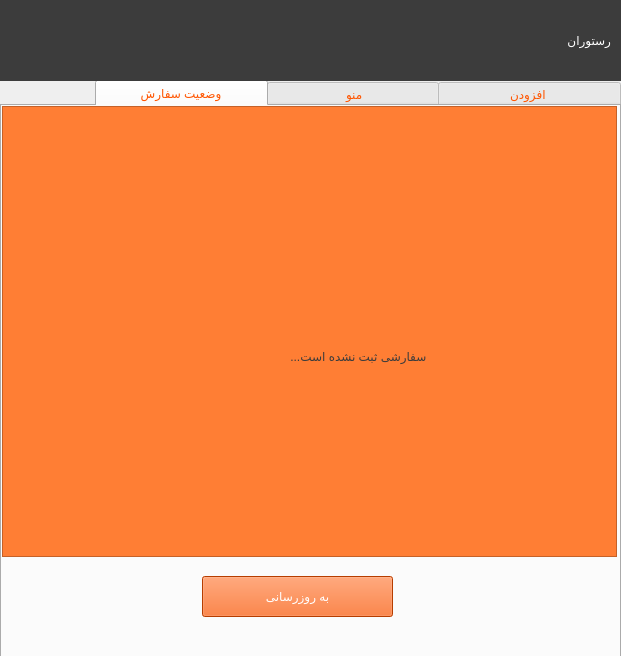
Qt form FOOD/restaurantownermainpage.ui (pooratho/FOOD) before a commit.
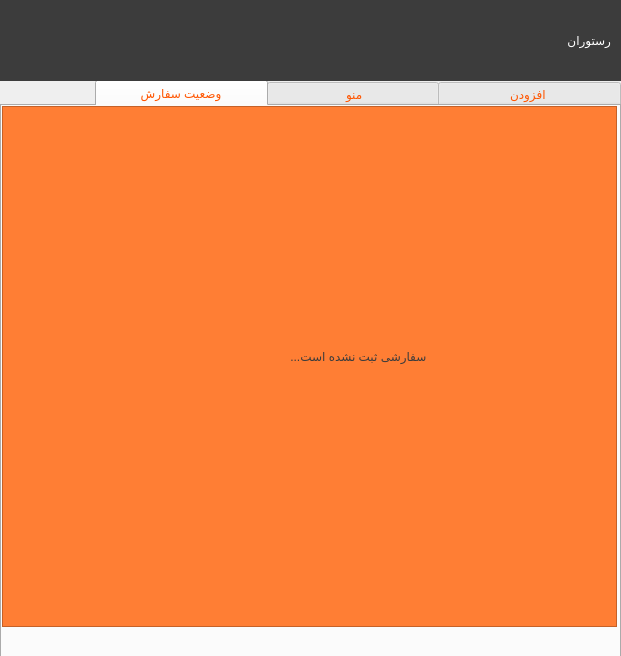
The same form after that commit. Icons and pictures are not drawn.

The edit to the form file:
```diff
--- a/FOOD/restaurantownermainpage.ui
+++ b/FOOD/restaurantownermainpage.ui
@@ -445,7 +445,7 @@
        <x>0</x>
        <y>0</y>
        <width>615</width>
-       <height>451</height>
+       <height>521</height>
       </rect>
      </property>
      <property name="styleSheet">
@@ -470,24 +470,6 @@
       <string>  سفارشی ثبت نشده است...</string>
      </property>
     </widget>
-    <widget class="QPushButton" name="pushButton_2">
-     <property name="geometry">
-      <rect>
-       <x>200</x>
-       <y>470</y>
-       <width>191</width>
-       <height>41</height>
-      </rect>
-     </property>
-     <property name="styleSheet">
-      <string notr="true">background-color: rgb(255, 85, 0);
-color: rgb(255, 255, 255);
-font: 12pt &quot;B Farnaz&quot;;</string>
-     </property>
-     <property name="text">
-      <string>به روزرسانی</string>
-     </property>
-    </widget>
    </widget>
   </widget>
   <widget class="QWidget" name="widget_3" native="true">
```
